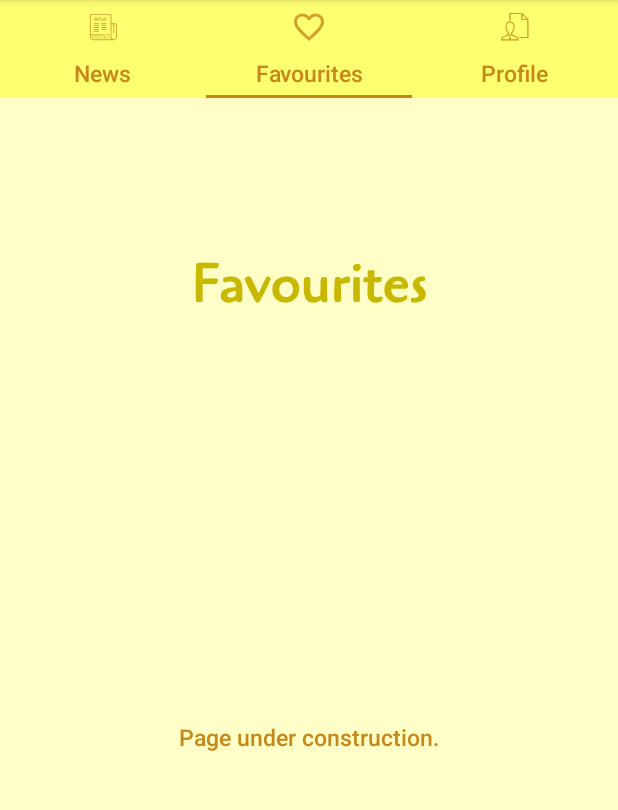
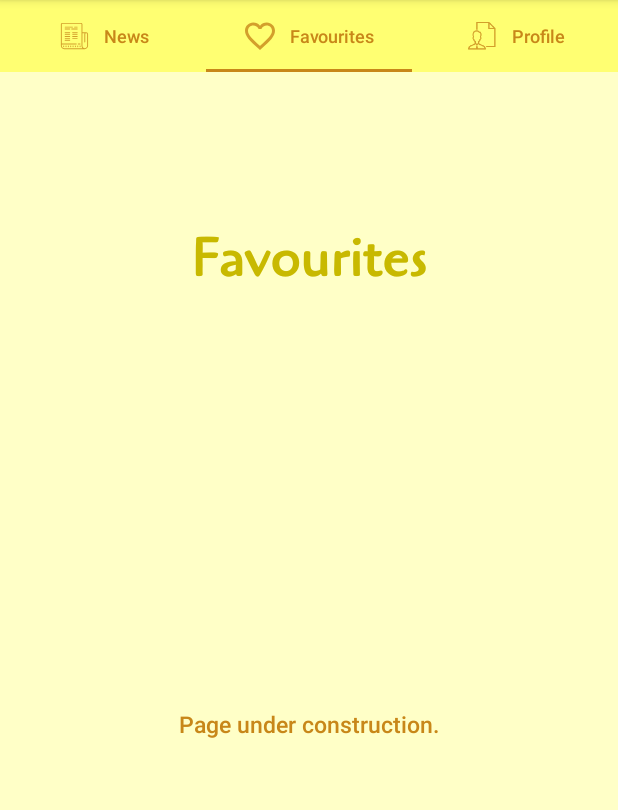
Before and after one commit to alinbabu2010/BitNews, an Android app: the DashboardActivity screen opened directly, with no data from a screen before it, tab 2 chosen, on a phone screen of 412 x 824 dp, the part 84-894 px from its top. Run offline under Robolectric (Android 15) with nearby library versions, the phone set to English and light mode, and no system bars.

Commit message:
Modifying tablayout and styles

```diff
--- a/app/src/main/res/layout/activity_dashboard.xml
+++ b/app/src/main/res/layout/activity_dashboard.xml
@@ -10,32 +10,35 @@
     <com.google.android.material.tabs.TabLayout
         android:id="@+id/tab_layout"
         android:layout_width="match_parent"
-        android:layout_height="65dp"
+        android:layout_height="wrap_content"
         android:background="@color/primary_light"
+        app:tabGravity="fill"
         app:tabIconTint="@color/secondary_dark"
         app:tabIndicatorColor="@color/secondary_dark"
+        app:tabInlineLabel="true"
         app:tabMode="fixed"
+        app:tabPadding="2dp"
         app:tabRippleColor="@color/secondary_light"
-        app:tabTextAppearance="@style/dashboard_text_style"
+        app:tabTextAppearance="@style/tablayout_style"
         app:tabTextColor="@color/secondary_dark">
 
         <com.google.android.material.tabs.TabItem
-            android:layout_width="wrap_content"
-            android:layout_height="wrap_content"
+            android:layout_width="match_parent"
+            android:layout_height="match_parent"
             android:enabled="true"
             android:icon="@drawable/ic_news"
             android:text="@string/news" />
 
         <com.google.android.material.tabs.TabItem
-            android:layout_width="wrap_content"
-            android:layout_height="wrap_content"
+            android:layout_width="match_parent"
+            android:layout_height="match_parent"
             android:enabled="true"
             android:icon="@drawable/ic_like"
             android:text="@string/favourites" />
 
         <com.google.android.material.tabs.TabItem
-            android:layout_width="wrap_content"
-            android:layout_height="wrap_content"
+            android:layout_width="match_parent"
+            android:layout_height="match_parent"
             android:enabled="true"
             android:icon="@drawable/ic_profile"
             android:text="@string/profile_text" />
--- a/app/src/main/res/values/styles.xml
+++ b/app/src/main/res/values/styles.xml
@@ -23,4 +23,11 @@
         <item name="android:layout_height">41dp</item>
         <item name="android:orientation">horizontal</item>
     </style>
+
+    <style name="tablayout_style">
+        <item name="android:fontFamily">sans-serif-medium</item>
+        <item name="android:textColor">@color/secondary_dark</item>
+        <item name="android:textSize">12sp</item>
+        <item name="android:typeface">monospace</item>
+    </style>
 </resources>
```
